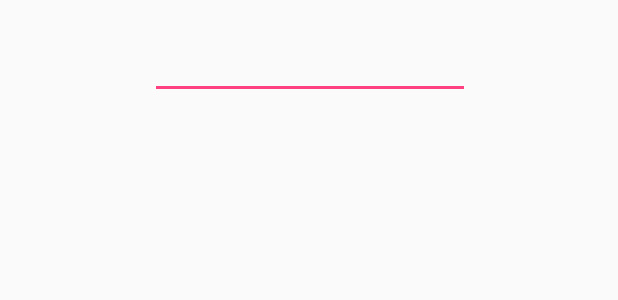
After one commit to ruybrito106/my-footprints, an Android app: the layout friends_view.xml on its own in the app's theme, with its tools: preview values and no code run, on a phone screen of 412 x 824 dp. The commit adds this screen. Shown: the top 300 px of the screen. Run offline under Robolectric (Android 15) with nearby library versions, the phone set to English and light mode, and no system bars; Roboto replaces fonts that are not available here.

Commit message:
persist friend shared locations and show data on new fragment

```diff
--- a/app/src/main/res/layout/activity_main.xml
+++ b/app/src/main/res/layout/activity_main.xml
@@ -37,6 +37,12 @@
         app:layout_constraintStart_toStartOf="parent"
         app:layout_constraintTop_toTopOf="parent"
         app:layout_constraintVertical_bias="0.912" />
+
+    <FrameLayout
+        android:id="@+id/friendsFragment"
+        android:layout_width="match_parent"
+        android:layout_height="match_parent">
+    </FrameLayout>
 
     <fragment xmlns:android="http://schemas.android.com/apk/res/android"
         xmlns:map="http://schemas.android.com/apk/res-auto"
--- /dev/null
+++ b/app/src/main/res/layout/friends_view.xml
@@ -0,0 +1,26 @@
+<?xml version="1.0" encoding="utf-8"?>
+<android.support.constraint.ConstraintLayout
+    xmlns:android="http://schemas.android.com/apk/res/android"
+    xmlns:app="http://schemas.android.com/apk/res-auto"
+    xmlns:tools="http://schemas.android.com/tools"
+    android:layout_width="match_parent"
+    android:layout_height="match_parent">
+
+    <EditText
+        android:id="@+id/friendsList"
+        android:layout_width="wrap_content"
+        android:layout_height="wrap_content"
+        android:layout_marginBottom="8dp"
+        android:layout_marginEnd="8dp"
+        android:layout_marginStart="8dp"
+        android:layout_marginTop="8dp"
+        android:ems="10"
+        android:inputType="textMultiLine"
+        app:layout_constraintBottom_toBottomOf="parent"
+        app:layout_constraintEnd_toEndOf="parent"
+        app:layout_constraintHorizontal_bias="0.503"
+        app:layout_constraintStart_toStartOf="parent"
+        app:layout_constraintTop_toTopOf="parent"
+        app:layout_constraintVertical_bias="0.017" />
+
+</android.support.constraint.ConstraintLayout>
```
Also changed, not shown: app/src/main/java/br/com/ufpe/cin/myfootprints/FriendSharedLocation.java (+11 -1 lines), app/src/main/java/br/com/ufpe/cin/myfootprints/FriendSharedLocationDAO.java (added, +98 -0 lines), app/src/main/java/br/com/ufpe/cin/myfootprints/FriendSharedLocationParser.java (added, +57 -0 lines), app/src/main/java/br/com/ufpe/cin/myfootprints/FriendsFragment.java (added, +41 -0 lines), app/src/main/java/br/com/ufpe/cin/myfootprints/LocationUpdate.java (+2 -52 lines), app/src/main/java/br/com/ufpe/cin/myfootprints/MainActivity.java (+65 -12 lines), app/src/main/java/br/com/ufpe/cin/myfootprints/SMSHelper.java (+7 -4 lines), app/src/main/java/br/com/ufpe/cin/myfootprints/SMSListener.java (+13 -1 lines).
